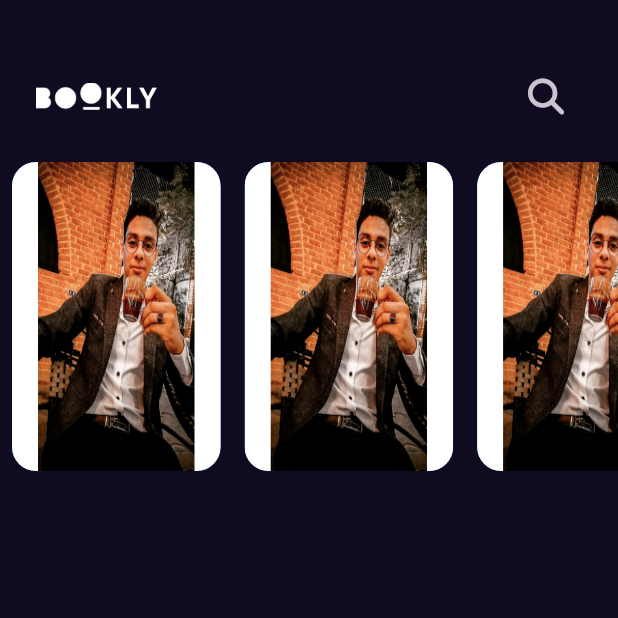
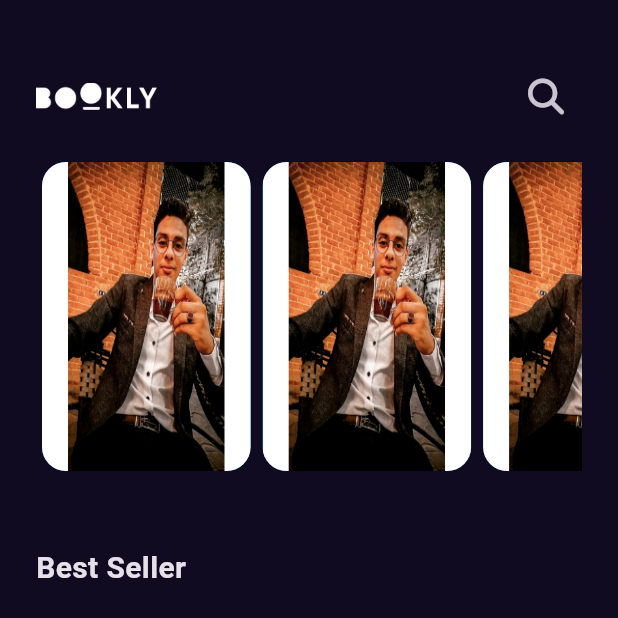
Before and after one commit to Islam3020/bookly_app, a Flutter app: the screen it shows after launch, on a phone screen of 412 x 824 dp, the top half of it. Run offline on Flutter 3.47's test engine with Material 3 defaults, Android fonts, the phone set to English and light mode, and no system bars; our stand-ins replace font_awesome_flutter, get.

Commit message:
create styles file and add title to home view

```diff
--- /dev/null
+++ b/lib/core/utils/styles.dart
@@ -0,0 +1,8 @@
+import 'package:flutter/material.dart';
+
+abstract class Styles {
+  static const titleMedium =TextStyle(
+    fontSize: 20,
+    fontWeight: FontWeight.w600,
+  );
+}
--- a/lib/features/home/presentation/views/widgets/custom_app_bar.dart
+++ b/lib/features/home/presentation/views/widgets/custom_app_bar.dart
@@ -8,7 +8,7 @@ class CustomAppBar extends StatelessWidget {
   @override
   Widget build(BuildContext context) {
     return Padding(
-      padding: const EdgeInsets.only(left: 24.0,right: 24, top: 40, bottom: 20),
+      padding: const EdgeInsets.only( top: 40, bottom: 20),
       child: Row(
         children: [
           Image.asset(AssetsData.logo,height: 18,),
--- /dev/null
+++ b/lib/features/home/presentation/views/widgets/custom_list_view.dart
@@ -0,0 +1,19 @@
+import 'package:bookly_app/features/home/presentation/views/widgets/custom_list_view_item.dart';
+import 'package:flutter/material.dart';
+
+class CustomListView extends StatelessWidget {
+  const CustomListView({super.key});
+
+  @override
+  Widget build(BuildContext context) {
+    return SizedBox(height: MediaQuery.of(context).size.height *.25,
+      child: ListView.builder(scrollDirection: Axis.horizontal,
+        itemBuilder: (context ,index){
+         return const Padding(
+           padding: EdgeInsets.symmetric(horizontal: 4.0),
+           child: CustomListViewItem(),
+         );
+      }),
+    );
+  }
+}
--- a/lib/features/home/presentation/views/widgets/home_view_body.dart
+++ b/lib/features/home/presentation/views/widgets/home_view_body.dart
@@ -1,6 +1,7 @@
 
+import 'package:bookly_app/core/utils/styles.dart';
 import 'package:bookly_app/features/home/presentation/views/widgets/custom_app_bar.dart';
-import 'package:bookly_app/features/home/presentation/views/widgets/custom_list_view_item.dart';
+import 'package:bookly_app/features/home/presentation/views/widgets/custom_list_view.dart';
 import 'package:flutter/material.dart';
 
 class HomeViewBody extends StatelessWidget {
@@ -8,26 +9,15 @@ class HomeViewBody extends StatelessWidget {
 
   @override
   Widget build(BuildContext context) {
-    return const Column(
-      children: [CustomAppBar(),
-      CustomListView()
-      ],
+    return const Padding(
+      padding: EdgeInsets.symmetric(horizontal: 24.0),
+      child: Column(crossAxisAlignment: CrossAxisAlignment.start,
+        children: [CustomAppBar(),
+        CustomListView(),
+         SizedBox(height: 50,),
+        Text('Best Seller',style: Styles.titleMedium,)
+        ],
+      ),
     );
   }
 }
-class CustomListView extends StatelessWidget {
-  const CustomListView({super.key});
-
-  @override
-  Widget build(BuildContext context) {
-    return SizedBox(height: MediaQuery.of(context).size.height *.25,
-      child: ListView.builder(scrollDirection: Axis.horizontal,
-        itemBuilder: (context ,index){
-         return const Padding(
-           padding: EdgeInsets.symmetric(horizontal: 8.0),
-           child: CustomListViewItem(),
-         );
-      }),
-    );
-  }
-}
```
